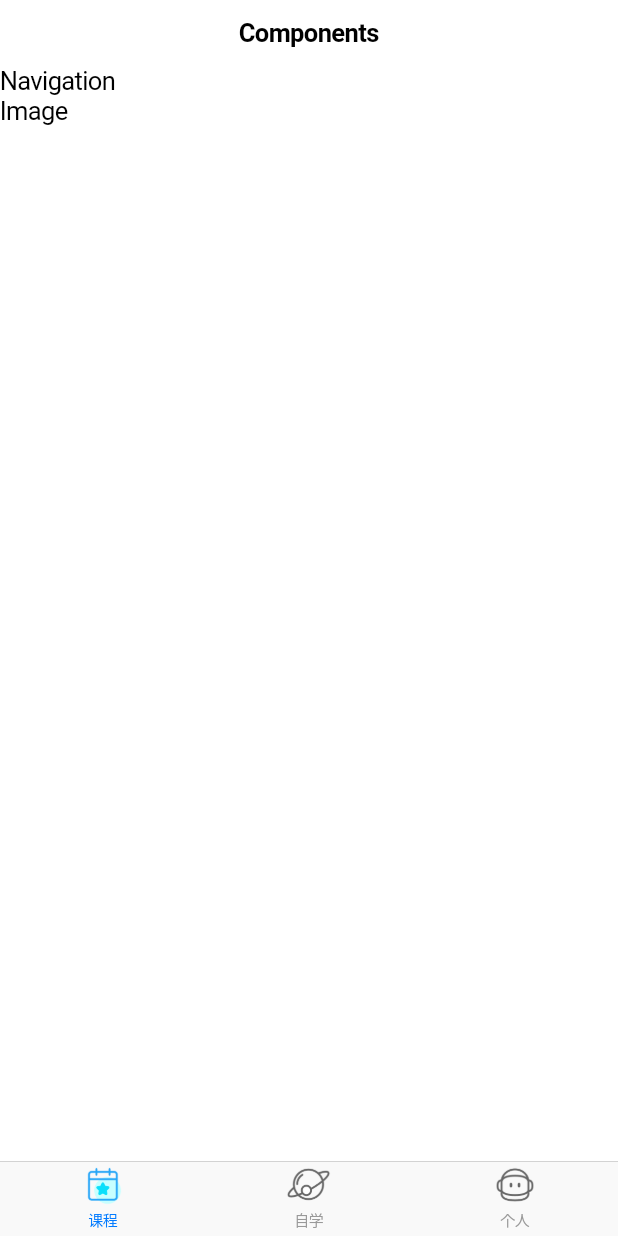
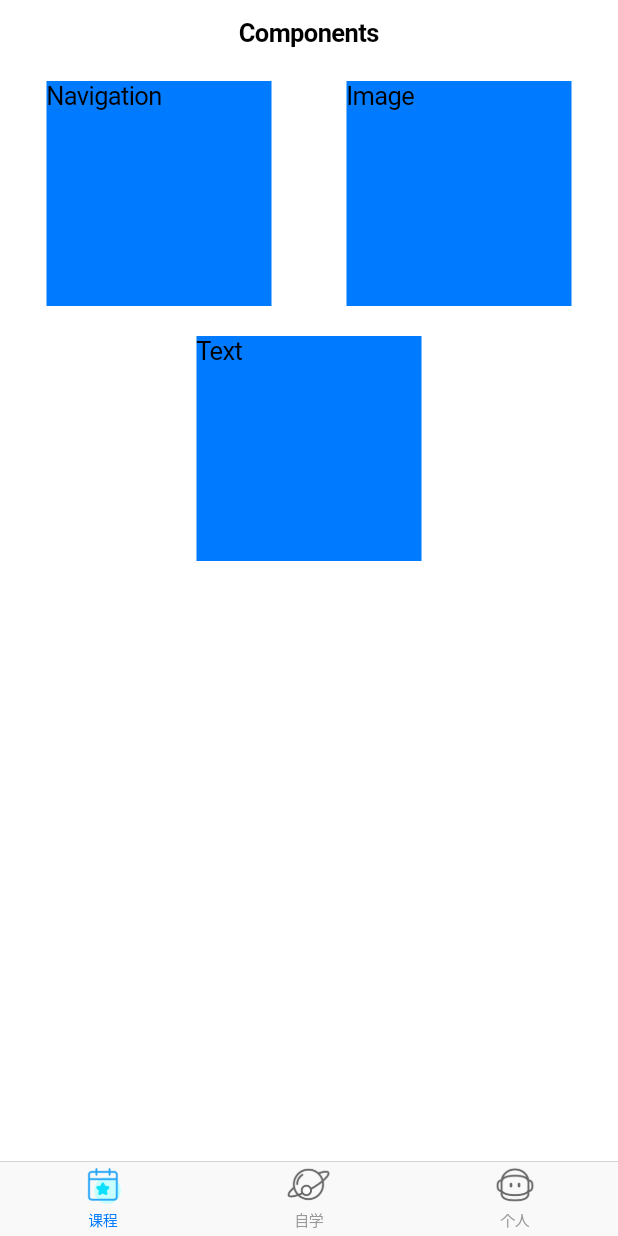
Before and after one commit to MaoHanqing/FlutterDemo, a Flutter app: the screen it shows after launch, on a phone screen of 412 x 824 dp. Run offline on Flutter 3.47's test engine with Material 2 defaults, Android fonts, the phone set to English and light mode, and no system bars.

Commit message:
add wrap

```diff
--- a/lib/Section/components/index.dart
+++ b/lib/Section/components/index.dart
@@ -1,6 +1,8 @@
 import 'package:flutter/cupertino.dart';
 import './navigator/index.dart';
 import './image/index.dart';
+import './text/index.dart';
+
 class ComponentList extends StatefulWidget {
   @override
   _ComponentListState createState() => _ComponentListState();
@@ -9,40 +11,67 @@ class ComponentList extends StatefulWidget {
 class _ComponentListState extends State<ComponentList> {
   @override
   Widget build(BuildContext context) {
-    return Container(
-        child: ListView(
+    return SafeArea(
+      child: Container(
+        width: 600,
+        padding: EdgeInsets.all(10),
+        child: Wrap(
+          alignment: WrapAlignment.spaceAround,
+      spacing: 8,
+      runSpacing: 20,
       children: <Widget>[
-        GestureDetector(
-          child: Text("Navigation"),
+        ComponentItemt(
+        "Navigation",
           onTap: () {
-            Navigator.of(context,rootNavigator: true).push(CupertinoPageRoute(
-              builder: (BuildContext context){
+            Navigator.of(context, rootNavigator: true).push(CupertinoPageRoute(
+              builder: (BuildContext context) {
                 return NavigationPage();
               },
             ));
           },
         ),
-         GestureDetector(
-          child: Text("Image"),
+         ComponentItemt(
+          "Image",
           onTap: () {
-            Navigator.of(context,rootNavigator: true).push(CupertinoPageRoute(
-              builder: (BuildContext context){
+            Navigator.of(context, rootNavigator: true).push(CupertinoPageRoute(
+              builder: (BuildContext context) {
                 return ImageDemo();
+              },
+            ));
+          },
+        ),
+        ComponentItemt(
+          "Text",
+          onTap: () {
+            Navigator.of(context, rootNavigator: true).push(CupertinoPageRoute(
+              builder: (BuildContext context) {
+                return TextDemo();
               },
             ));
           },
         )
       ],
-    ));
+    )),
+    );
   }
 }
 
 class ComponentItemt extends StatelessWidget {
-
+  ComponentItemt(this.title, {this.onTap});
+  final void Function() onTap;
+  final String title;
   @override
   Widget build(BuildContext context) {
     return Container(
-
+      width: 150,
+      height: 150,
+      color: CupertinoColors.activeBlue,
+      child: GestureDetector(
+        child: Text(title),
+        onTap: () {
+          onTap();
+        },
+      ),
     );
   }
 }
```
Also changed, not shown: lib/Section/components/image/index.dart (+51 -18 lines), lib/Section/components/text/index.dart (added, +52 -0 lines), 1 other file.
